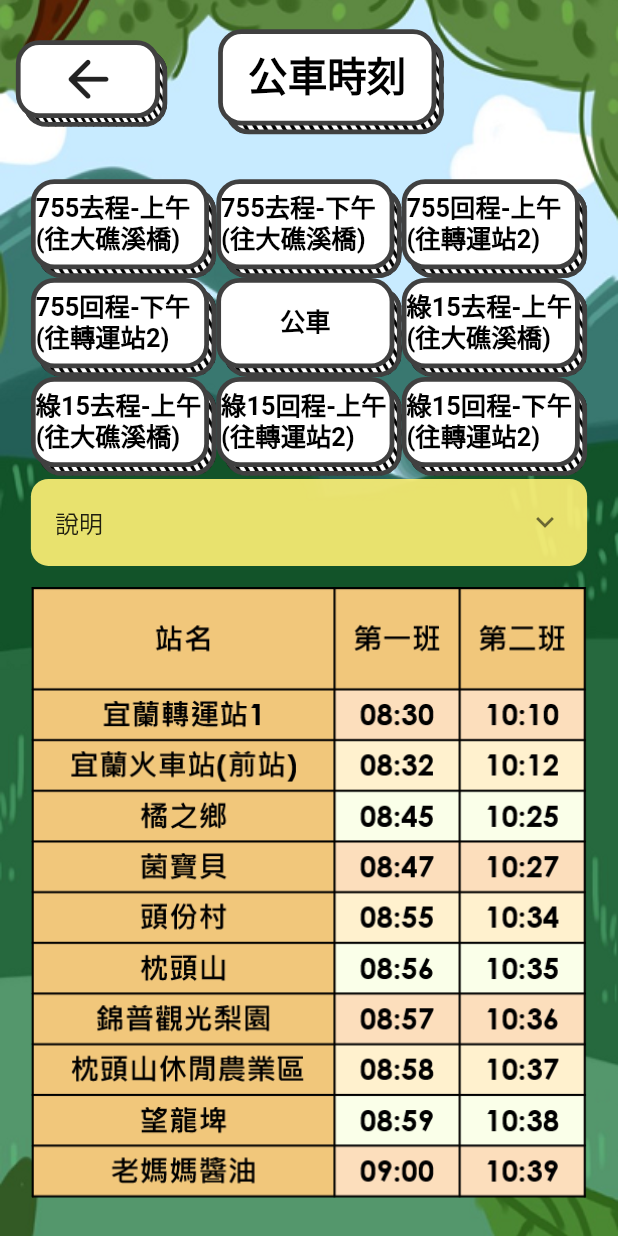
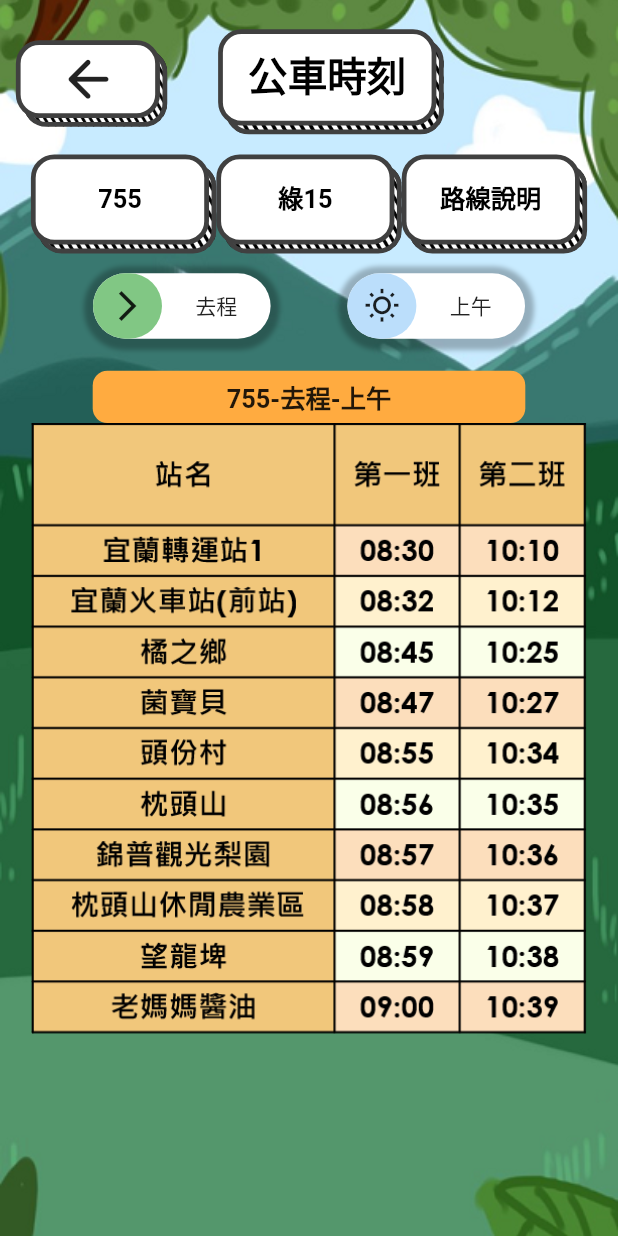
Before and after one commit to davidlai0263/pillow, a Flutter app: the BusPage screen opened by its route, on a phone screen of 412 x 824 dp. Run offline on Flutter 3.47's test engine with Material 2 defaults, Android fonts, the light colour scheme and no system bars; drawn by our look-alikes of animated_toggle_switch; our stand-ins replace flutter_screenutil, get.

Commit message:
bus finished

```diff
--- a/lib/bus/bus_view.dart
+++ b/lib/bus/bus_view.dart
@@ -1,6 +1,7 @@
 import 'package:flutter/material.dart';
 import 'package:get/get.dart';
 import 'package:flutter_screenutil/flutter_screenutil.dart';
+import 'package:animated_toggle_switch/animated_toggle_switch.dart';
 
 import '../component/doodle_btn/btn_view.dart';
 import 'bus_logic.dart';
@@ -50,149 +51,182 @@ class BusPage extends StatelessWidget {
             ),
           ),
           Positioned(
-                  bottom: 0.505.sh,
+              top: 0.125.sh,
               child: ConstrainedBox(
                 constraints: BoxConstraints(
                   maxHeight: 0.35.sh,
                 ),
-                    child: Column(
-                      children: [
-                        Row(
+                child: Row(
                   children: [
                     DoodleBtnWidget(
-                              tag: '755_go_am',
+                      tag: 'bus_755',
                       onTapCallback: () {
-                                logic.setBusSheet(0);
+                        logic.setBusID(0);
                       },
                       facWidth: 0.3,
                       facHeight: 0.08,
-                              text: '755去程-上午(往大礁溪橋)',
+                      text: '755',
                       textSize: 16,
                     ),
                     DoodleBtnWidget(
-                              tag: '755_go_pm',
+                      tag: 'bus_green15',
                       onTapCallback: () {
-                                logic.setBusSheet(1);
+                        logic.setBusID(1);
                       },
                       facWidth: 0.3,
                       facHeight: 0.08,
-                              text: '755去程-下午(往大礁溪橋)',
+                      text: '綠15',
                       textSize: 16,
                     ),
                     DoodleBtnWidget(
-                              tag: '755_back_am',
+                      tag: 'bus_info',
                       onTapCallback: () {
-                                logic.setBusSheet(2);
+                        Get.defaultDialog(
+                            title: '路線說明',
+                            contentPadding: EdgeInsets.all(10.0.w),
+                            backgroundColor:
+                                Colors.yellow.shade300.withOpacity(0.9),
+                            content: SizedBox(
+                              width: 1.sw,
+                              height: 0.3.sh,
+                              child: Center(
+                                child: RichText(
+                                    text: TextSpan(
+                                        style: TextStyle(
+                                            color: Colors.black,
+                                            fontSize: 16.sp,
+                                            fontWeight: FontWeight.w500,
+                                            letterSpacing: 4),
+                                        children: const [
+                                      TextSpan(text: '※錦普觀光梨園為單邊設站(僅有去程)\n'),
+                                      TextSpan(text: '※755路公車未達地點之交通方式\n'),
+                                      TextSpan(
+                                          text: '橘子咖啡：',
+                                          style: TextStyle(
+                                              fontWeight: FontWeight.bold)),
+                                      TextSpan(
+                                          text:
+                                              '於枕頭山下車後步行6分鐘或於錦普觀光梨園下車後步行8分鐘。\n'),
+                                      TextSpan(
+                                          text: '波的農場: ',
+                                          style: TextStyle(
+                                              fontWeight: FontWeight.bold)),
+                                      TextSpan(text: '於頭份村下車後步行6分鐘\n'),
+                                      TextSpan(
+                                          text: '豬龍寨: ',
+                                          style: TextStyle(
+                                              fontWeight: FontWeight.bold)),
+                                      TextSpan(
+                                        text: '於望龍埤下車後步行9分鐘',
+                                      ),
+                                    ])),
+                              ),
+                            ));
                       },
                       facWidth: 0.3,
                       facHeight: 0.08,
-                              text: '755回程-上午(往轉運站2)',
+                      text: '路線說明',
                       textSize: 16,
-                            ),
-                          ],
-                        ),
-                        Row(
-                          children: [
-                            DoodleBtnWidget(
-                              tag: '755_back_pm',
-                              onTapCallback: () {
-                                logic.setBusSheet(3);
-                              },
-                              facWidth: 0.3,
-                              facHeight: 0.08,
-                              text: '755回程-下午(往轉運站2)',
-                              textSize: 16,
-                            ),
-                            DoodleBtnWidget(
-                              tag: 'bus_tag',
-                              onTapCallback: () {},
-                              facWidth: 0.3,
-                              facHeight: 0.08,
-                              text: '公車',
-                              textSize: 16,
-                              activation: false,
-                            ),
-                            DoodleBtnWidget(
-                              tag: 'green15_go_am',
-                              onTapCallback: () {
-                                logic.setBusSheet(4);
-                              },
-                              facWidth: 0.3,
-                              facHeight: 0.08,
-                              text: '綠15去程-上午(往大礁溪橋)',
-                              textSize: 16,
-                            ),
-                          ],
-                        ),
-                        Row(
-                          children: [
-                            DoodleBtnWidget(
-                              tag: 'green15_go_pm',
-                              onTapCallback: () {
-                                logic.setBusSheet(5);
-                              },
-                              facWidth: 0.3,
-                              facHeight: 0.08,
-                              text: '綠15去程-上午(往大礁溪橋)',
-                              textSize: 16,
-                            ),
-                            DoodleBtnWidget(
-                              tag: 'green15_back_am',
-                              onTapCallback: () {
-                                logic.setBusSheet(6);
-                              },
-                              facWidth: 0.3,
-                              facHeight: 0.08,
-                              text: '綠15回程-上午(往轉運站2)',
-                              textSize: 16,
-                            ),
-                            DoodleBtnWidget(
-                              tag: 'green15_back_pm',
-                              onTapCallback: () {
-                                logic.setBusSheet(7);
-                              },
-                              facWidth: 0.3,
-                              facHeight: 0.08,
-                              text: '綠15回程-下午(往轉運站2)',
-                              textSize: 16,
-                            ),
-                          ],
                     ),
                   ],
                 ),
               )),
           Positioned(
-                  top: 0.95.sw,
-                  child: SingleChildScrollView(scrollDirection: Axis.vertical,child: Obx(() {
-                    return Image.asset('assets/images/bus${logic.busSheet}.png',width: 0.9.sw,);
-                  }))),
-              Positioned(
-                  top: 0.775.sw,
-                  child: Container(
-                    constraints: BoxConstraints(
-                      maxHeight: 0.35.sh,
-                    ),
-                    width: 0.9.sw,
-                    decoration: BoxDecoration(
-                      borderRadius: BorderRadius.all(Radius.circular(12.r)),
-                      color: Colors.yellow.shade300.withOpacity(0.9),
-                    ),
-                    child: ExpansionTile(
-                      title: const Text('說明'),
+              top: 0.215.sh,
+              child: GetBuilder<BusLogic>(
+                builder: (logic) {
+                  return Row(
                     children: [
-                        Padding(
-                          padding: EdgeInsets.all(5.0.r),
-                          child: Text(
-                              '※錦普觀光梨園為單邊設站(僅有去程)\n※755路公車未達地點之交通方式\n橘子咖啡：於枕頭山下車後步行6分鐘或於錦普觀光梨園下車後步行8分鐘。\n波的農場: 於頭份村下車後步行6分鐘\n豬龍寨: 於望龍埤下車後步行9分鐘',
-                              textAlign: TextAlign.start,
-                              style: TextStyle(
-                                  fontSize: 14.sp,
-                                  fontWeight: FontWeight.w500,
-                                  letterSpacing: 4)),
+                      AnimatedToggleSwitch<bool>.dual(
+                        current: logic.busRoute,
+                        first: true,
+                        second: false,
+                        dif: 25.0.w,
+                        borderColor: Colors.transparent,
+                        borderWidth: 5.0,
+                        height: 55.h,
+                        animationOffset: const Offset(20.0, 0),
+                        clipAnimation: true,
+                        boxShadow: const [
+                          BoxShadow(
+                            color: Colors.black26,
+                            spreadRadius: 1,
+                            blurRadius: 2,
+                            offset: Offset(0, 1.5),
                           ),
                         ],
+                        onChanged: (b) => logic.setBusRoute(),
+                        colorBuilder: (b) =>
+                            b ? Colors.green.shade300 : Colors.grey,
+                        iconBuilder: (value) => value
+                            ? Icon(Icons.arrow_forward_ios)
+                            : Icon(Icons.arrow_back_ios),
+                        textBuilder: (value) => value
+                            ? Center(child: Text('去程'))
+                            : Center(child: Text('回程')),
                       ),
+                      SizedBox(
+                        width: 0.1.sw,
+                      ),
+                      AnimatedToggleSwitch<bool>.dual(
+                        current: logic.busTime,
+                        first: true,
+                        second: false,
+                        dif: 25.0.w,
+                        borderColor: Colors.transparent,
+                        borderWidth: 5.0,
+                        height: 55.h,
+                        animationOffset: const Offset(20.0, 0),
+                        clipAnimation: true,
+                        boxShadow: const [
+                          BoxShadow(
+                            color: Colors.black26,
+                            spreadRadius: 1,
+                            blurRadius: 2,
+                            offset: Offset(0, 1.5),
+                          ),
+                        ],
+                        onChanged: (b) => logic.setBusTime(),
+                        colorBuilder: (b) => b
+                            ? Colors.blue.shade100
+                            : Colors.blueAccent.shade700,
+                        iconBuilder: (value) => value
+                            ? Icon(Icons.wb_sunny_outlined)
+                            : Icon(Icons.nightlight_outlined),
+                        textBuilder: (value) => value
+                            ? Center(child: Text('上午'))
+                            : Center(child: Text('下午')),
+                      ),
+                    ],
+                  );
+                },
               )),
+          Positioned(
+              top: 0.3.sh,
+              child: GetBuilder<BusLogic>(
+                builder: (logic) {
+                  return Column(
+                    children: [
+                      Container(
+                        width: 0.7.sw,
+                        child: Padding(
+                          padding: EdgeInsets.symmetric(horizontal: 10.w, vertical: 5.h),
+                          child: Center(child: Text(
+                            '${logic.sheetTitle}', style: TextStyle(fontSize: 16.sp, fontWeight: FontWeight.bold),)),
+                        ),
+                        decoration: BoxDecoration(
+                          borderRadius: BorderRadius.all(Radius.circular(10.r)),
+                          color: Colors.orangeAccent,
+                        ),
+                      ),
+                      Image.asset(
+                        'assets/images/bus${logic.busSheet}.png',
+                        width: 0.9.sw,
+                      ),
+                    ],
+                  );
+                },
+              ))
         ],
       )),
     );
--- a/pubspec.yaml
+++ b/pubspec.yaml
@@ -39,6 +39,7 @@ dependencies:
   flutter_screenutil: ^5.3.1
   geolocator: ^8.2.0
   map_launcher: ^2.2.1+1
+  animated_toggle_switch: ^0.4.0
 
 dev_dependencies:
   flutter_test:
```
Also changed, not shown: lib/bus/bus_logic.dart (+53 -9 lines). Lines whose indentation alone changed are shown as unchanged.
